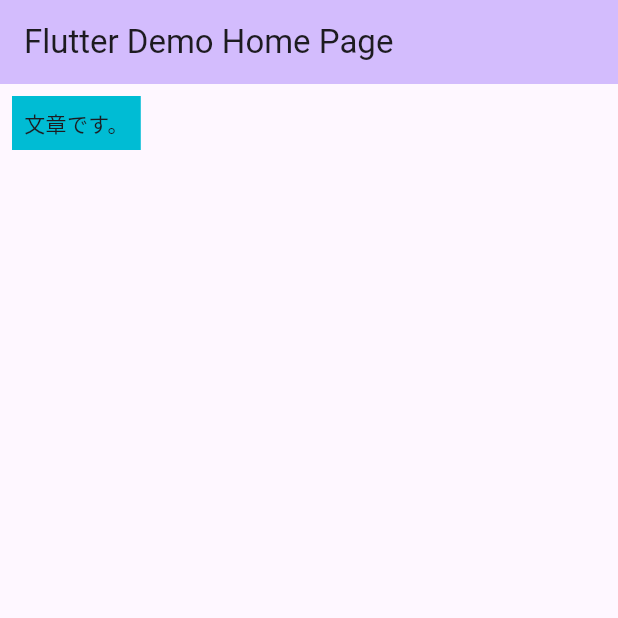
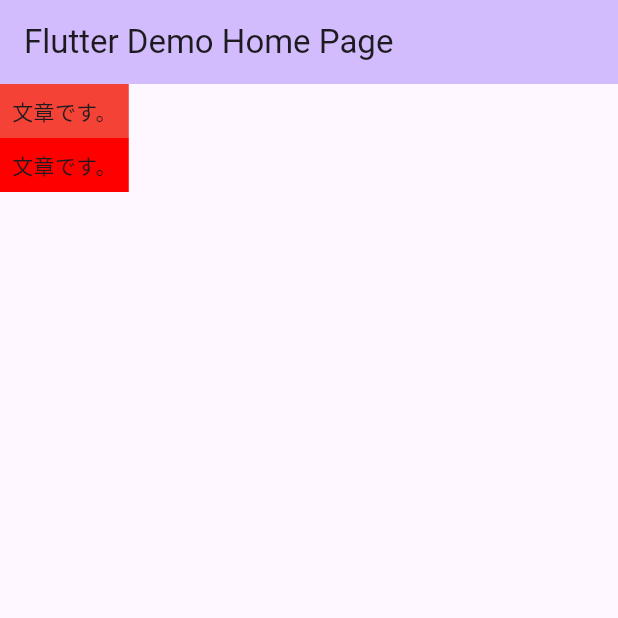
Before and after one commit to Hira0523/chapter03_beginner, a Flutter app: the screen it shows after launch, on a phone screen of 412 x 824 dp, the top half of it. Run offline on Flutter 3.47's test engine with Material 3 defaults, Android fonts, the phone set to English and light mode, and no system bars.

Commit message:
Color.fromARGBウィジェット実装

```diff
--- a/lib/main.dart
+++ b/lib/main.dart
@@ -38,14 +38,21 @@ class _MyHomePageState extends State<MyHomePage> {
         backgroundColor: Theme.of(context).colorScheme.inversePrimary,
         title: Text(widget.title),
       ),
-      body: const Padding(
-        padding: EdgeInsets.all(8.0),
-        child: ColoredBox(
-            color: Colors.cyan,
-            child: Padding(
-              padding: EdgeInsets.all(8.0),
-              child: Text('文章です。'),
-            )),
+      body: const Column(
+        children: [
+          ColoredBox(
+              color: Colors.red,
+              child: Padding(
+                padding: EdgeInsets.all(8.0),
+                child: Text('文章です。'),
+              )),
+          ColoredBox(
+              color: Color.fromARGB(255, 255, 0, 0),
+              child: Padding(
+                padding: EdgeInsets.all(8.0),
+                child: Text('文章です。'),
+              ))
+        ],
       ),
     );
   }
```
